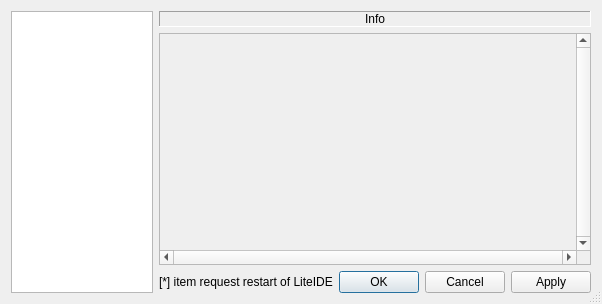
First picture: the form in liteidex/src/liteapp/optionswidget.ui, repository visualfc/liteide, before the edit.
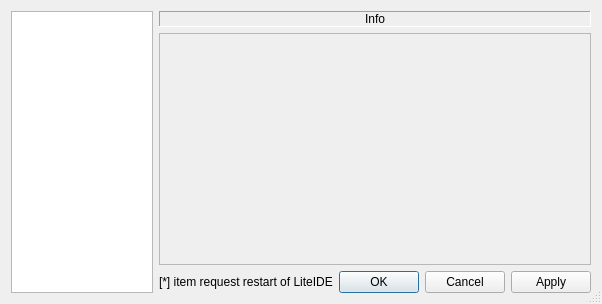
Second picture: the form after the edit.

What changed in the file:
```diff
--- a/liteidex/src/liteapp/optionswidget.ui
+++ b/liteidex/src/liteapp/optionswidget.ui
@@ -66,10 +66,10 @@
      <item>
       <widget class="QScrollArea" name="scrollArea">
        <property name="verticalScrollBarPolicy">
-        <enum>Qt::ScrollBarAlwaysOn</enum>
+        <enum>Qt::ScrollBarAsNeeded</enum>
        </property>
        <property name="horizontalScrollBarPolicy">
-        <enum>Qt::ScrollBarAlwaysOn</enum>
+        <enum>Qt::ScrollBarAsNeeded</enum>
        </property>
        <property name="widgetResizable">
         <bool>true</bool>
@@ -79,8 +79,8 @@
          <rect>
           <x>0</x>
           <y>0</y>
-          <width>464</width>
-          <height>204</height>
+          <width>448</width>
+          <height>188</height>
          </rect>
         </property>
         <layout class="QVBoxLayout" name="verticalLayout_2">
```
